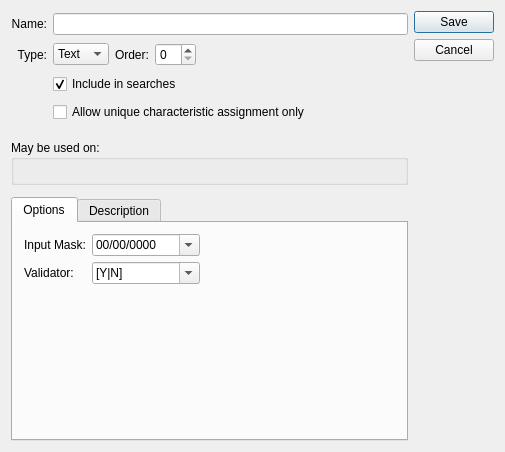
Above: guiclient/characteristic.ui from discountscott/qt-client before the change. Below: the same form after it.
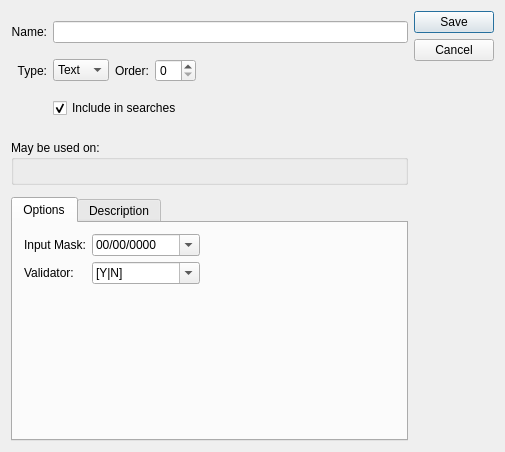
That is the form after the change. Custom widgets are drawn as their Qt base class.

The edit to the form file:
```diff
--- a/guiclient/characteristic.ui
+++ b/guiclient/characteristic.ui
@@ -108,16 +108,6 @@
        </property>
       </widget>
      </item>
-     <item row="3" column="1">
-      <widget class="QCheckBox" name="_unique">
-       <property name="text">
-        <string>Allow unique characteristic assignment only</string>
-       </property>
-       <property name="checked">
-        <bool>false</bool>
-       </property>
-      </widget>
-     </item>
     </layout>
    </item>
    <item row="0" column="1">
```
